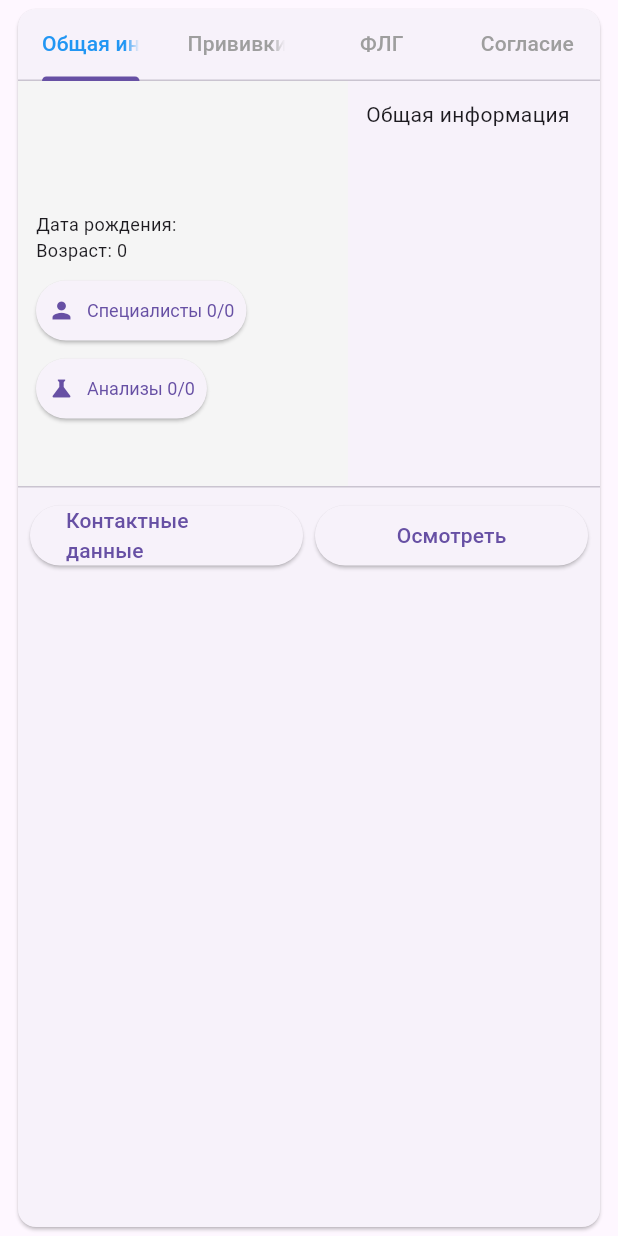
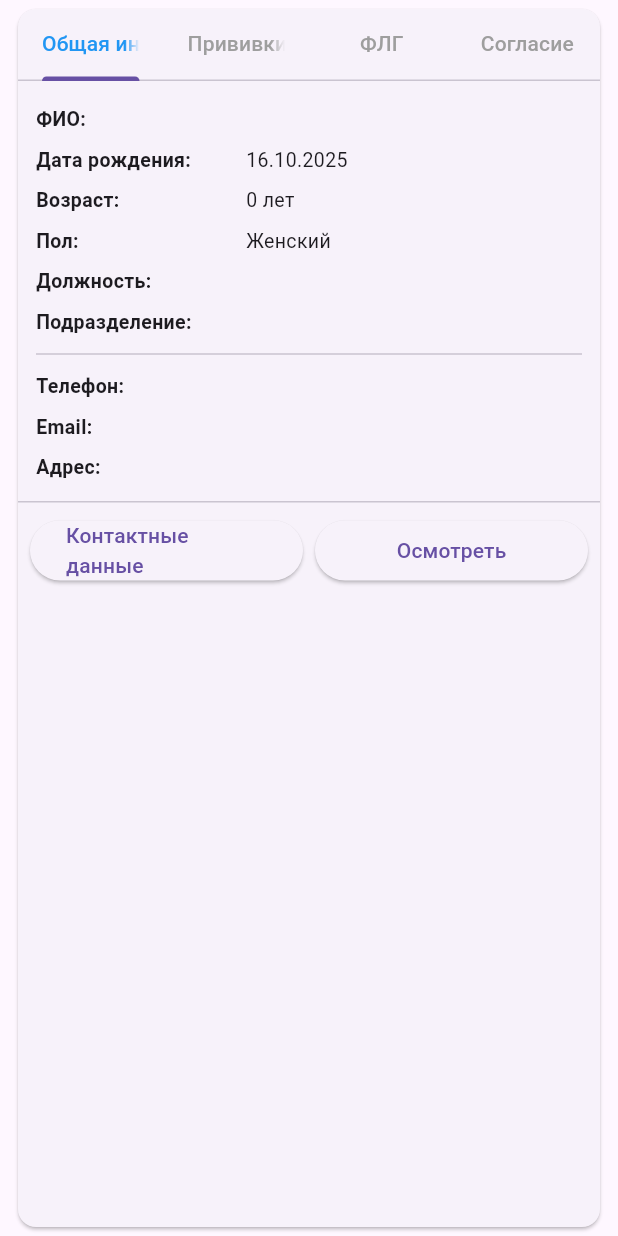
Before and after one commit to bushhiro/CompanyMedicineApp, a Flutter app: the CustomPatientCard widget shown alone on an empty page, opened directly with empty values, on a phone screen of 412 x 824 dp. Run offline on Flutter 3.47's test engine with Material 3 defaults, Android fonts, the phone set to English and light mode, and no system bars; our stand-ins replace shared_preferences, sqflite; accounts and stored records are empty; network calls fail.

Commit message:
parsed data to patient card. Need to rebuild card design

```diff
--- a/lib/presentation/screens/patient_group_screen.dart
+++ b/lib/presentation/screens/patient_group_screen.dart
@@ -128,7 +128,7 @@ class _PatientGroupsScreenState extends State<PatientGroupsScreen> {
                                     MaterialPageRoute(
                                       builder: (_) => PatientsListScreen(
                                         listTitle: group.code,
-                                        organizationName: group.organizationTitle,
+                                        organizationName: group.organizationTitle, groupId: group.id,
                                       ),
                                     ),
                                   );
--- a/lib/widgets/custom_patient_card.dart
+++ b/lib/widgets/custom_patient_card.dart
@@ -1,35 +1,18 @@
 import 'package:flutter/material.dart';
+import '../../data/models/patient.dart';
 
 /// Карточка одного пациента внутри списка группы.
-/// Адаптирована для экрана PatientsListScreen.
+/// Отображает вкладки: Общая информация, Прививки, ФЛГ, Согласие.
 class CustomPatientCard extends StatefulWidget {
-  final String fullName;
-  final String position;
-  final String workplace;
-  final String birthDate;
-  final int age;
-  final int specialistsDone;
-  final int specialistsTotal;
-  final int testsDone;
-  final int testsTotal;
+  final PatientResponse patient;
   final VoidCallback onContact;
   final VoidCallback onExamine;
-  final List<Map<String, dynamic>> specialists;
 
   const CustomPatientCard({
     super.key,
-    required this.fullName,
-    required this.position,
-    required this.workplace,
-    required this.birthDate,
-    required this.age,
-    required this.specialistsDone,
-    required this.specialistsTotal,
-    required this.testsDone,
-    required this.testsTotal,
+    required this.patient,
     required this.onContact,
     required this.onExamine,
-    required this.specialists,
   });
 
   @override
@@ -37,98 +20,10 @@ class CustomPatientCard extends StatefulWidget {
 }
 
 class _CustomPatientCardState extends State<CustomPatientCard> {
-  final GlobalKey _specialistsButtonKey = GlobalKey();
-  OverlayEntry? _overlayEntry;
-  bool _showSpecialistsPanel = false;
-
-  void _toggleSpecialistsPanel() {
-    if (_showSpecialistsPanel) {
-      _removeOverlay();
-    } else {
-      _showOverlay();
-    }
-  }
-
-  void _showOverlay() {
-    final renderBox =
-    _specialistsButtonKey.currentContext?.findRenderObject() as RenderBox?;
-    if (renderBox == null) return;
-
-    final offset = renderBox.localToGlobal(Offset.zero);
-    final size = renderBox.size;
-
-    _overlayEntry = OverlayEntry(
-      builder: (context) => GestureDetector(
-        behavior: HitTestBehavior.translucent,
-        onTap: _removeOverlay,
-        child: Stack(
-          children: [
-            Positioned(
-              left: offset.dx,
-              top: offset.dy + size.height,
-              width: 400,
-              child: Material(
-                elevation: 6,
-                borderRadius: BorderRadius.circular(8),
-                child: Container(
-                  padding: const EdgeInsets.all(12),
-                  decoration: BoxDecoration(
-                    color: Colors.white,
-                    borderRadius: BorderRadius.circular(8),
-                  ),
-                  child: Column(
-                    mainAxisSize: MainAxisSize.min,
-                    children: widget.specialists
-                        .map(
-                          (s) => Padding(
-                        padding:
-                        const EdgeInsets.symmetric(vertical: 3.0),
-                        child: Row(
-                          mainAxisAlignment:
-                          MainAxisAlignment.spaceBetween,
-                          children: [
-                            Expanded(
-                              child: Text(
-                                s["title"],
-                                style: const TextStyle(fontSize: 12),
-                              ),
-                            ),
-                            Text(
-                              s["status"] ? "Пройдено" : "Не пройдено",
-                              style: TextStyle(
-                                color: s["status"]
-                                    ? Colors.green
-                                    : Colors.red,
-                                fontWeight: FontWeight.bold,
-                              ),
-                            ),
-                          ],
-                        ),
-                      ),
-                    )
-                        .toList(),
-                  ),
-                ),
-              ),
-            ),
-          ],
-        ),
-      ),
-    );
-
-    Overlay.of(context).insert(_overlayEntry!);
-    _showSpecialistsPanel = true;
-  }
-
-  void _removeOverlay() {
-    _overlayEntry?.remove();
-    _overlayEntry = null;
-    _showSpecialistsPanel = false;
-    setState(() {});
-  }
-
   @override
   Widget build(BuildContext context) {
+    final p = widget.patient;
+
     return Card(
       margin: const EdgeInsets.symmetric(horizontal: 12, vertical: 6),
       shape: RoundedRectangleBorder(borderRadius: BorderRadius.circular(12)),
@@ -149,13 +44,13 @@ class _CustomPatientCardState extends State<CustomPatientCard> {
               ],
             ),
             SizedBox(
-              height: 270,
+              height: 280,
               child: TabBarView(
                 children: [
-                  _buildTabContent(showVaccinationButton: false, title: "Общая информация"),
-                  _buildTabContent(showVaccinationButton: true, title: "Прививки пациента"),
-                  _buildTabContent(showVaccinationButton: false, title: "Флюорография"),
-                  _buildTabContent(showVaccinationButton: false, title: "Информированное согласие"),
+                  _buildGeneralInfoTab(p),
+                  _buildVaccinesTab(p),
+                  _buildFlgTab(p),
+                  _buildConsentTab(p),
                 ],
               ),
             ),
@@ -186,70 +81,109 @@ class _CustomPatientCardState extends State<CustomPatientCard> {
     );
   }
 
-  Widget _buildTabContent({required String title, bool showVaccinationButton = false}) {
-    return Row(
-      crossAxisAlignment: CrossAxisAlignment.start,
+  // ======== ВКЛАДКА: ОБЩАЯ ИНФОРМАЦИЯ ========
+  Widget _buildGeneralInfoTab(PatientResponse p) {
+    return ListView(
+      padding: const EdgeInsets.all(12),
       children: [
-        // Левая панель: краткая инфо о пациенте
-        Container(
-          width: 220,
+        _infoRow("ФИО", p.fullName),
+        _infoRow(
+          "Дата рождения",
+          "${p.birthDate.day.toString().padLeft(2, '0')}.${p.birthDate.month.toString().padLeft(2, '0')}.${p.birthDate.year}",
+        ),
+        _infoRow("Возраст", "${p.age} лет"),
+        _infoRow("Пол", p.isMale ? "Мужской" : "Женский"),
+        _infoRow("Должность", p.position),
+        _infoRow("Подразделение", p.division),
+        const Divider(),
+        _infoRow("Телефон", p.contactInfo.phone),
+        _infoRow("Email", p.contactInfo.email),
+        _infoRow("Адрес", p.contactInfo.address),
+      ],
+    );
+  }
+
+  // ======== ВКЛАДКА: ПРИВИВКИ ========
+  Widget _buildVaccinesTab(PatientResponse p) {
+    if (p.vaccines == null || p.vaccines!.isEmpty) {
+      return const Center(child: Text("Нет данных о прививках"));
+    }
+
+    return ListView.builder(
       padding: const EdgeInsets.all(12),
-          color: Colors.grey.shade100,
+      itemCount: p.vaccines!.length,
+      itemBuilder: (context, index) {
+        final v = p.vaccines![index];
+        return ListTile(
+          leading: const Icon(Icons.vaccines, color: Colors.blue),
+          title: Text(v.title),
+          subtitle: Text(
+            "Дата: ${v.date.day.toString().padLeft(2, '0')}.${v.date.month.toString().padLeft(2, '0')}.${v.date.year}",
+          ),
+        );
+      },
+    );
+  }
+
+  // ======== ВКЛАДКА: ФЛГ ========
+  Widget _buildFlgTab(PatientResponse p) {
+    if (p.flg == null) {
+      return const Center(child: Text("Нет данных о ФЛГ"));
+    }
+
+    final flg = p.flg!;
+    return Padding(
+      padding: const EdgeInsets.all(12),
       child: Column(
         crossAxisAlignment: CrossAxisAlignment.start,
         children: [
-              Text(widget.fullName,
+          _infoRow("Номер", flg.number),
+          _infoRow("Результат", flg.result),
+          _infoRow("Организация", flg.organization),
+          _infoRow("Выполнено", flg.isCompleted ? "Да" : "Нет"),
+        ],
+      ),
+    );
+  }
+
+  // ======== ВКЛАДКА: СОГЛАСИЕ ========
+  Widget _buildConsentTab(PatientResponse p) {
+    return const Center(
+      child: Text(
+        "Информированное согласие пациента пока не загружено.",
+        style: TextStyle(fontSize: 13, color: Colors.grey),
+        textAlign: TextAlign.center,
+      ),
+    );
+  }
+
+  // ======== УТИЛИТА ДЛЯ ВЫВОДА ПОЛЕЙ ========
+  Widget _infoRow(String label, String value) {
+    return Padding(
+      padding: const EdgeInsets.symmetric(vertical: 4),
+      child: Row(
+        crossAxisAlignment: CrossAxisAlignment.start,
+        children: [
+          SizedBox(
+            width: 140,
+            child: Text(
+              "$label:",
               style: const TextStyle(
-                      fontSize: 16, fontWeight: FontWeight.bold),
-                  softWrap: true),
-              const SizedBox(height: 4),
-              Text(widget.position,
-                  style: const TextStyle(fontSize: 14), softWrap: true),
-              const SizedBox(height: 4),
-              Text(widget.workplace,
-                  style:
-                  const TextStyle(fontSize: 12, color: Colors.grey)),
-              const SizedBox(height: 6),
-              Text("Дата рождения: ${widget.birthDate}",
-                  style: const TextStyle(fontSize: 12)),
-              Text("Возраст: ${widget.age}",
-                  style: const TextStyle(fontSize: 12)),
-              const SizedBox(height: 8),
-              ElevatedButton.icon(
-                key: _specialistsButtonKey,
-                onPressed: _toggleSpecialistsPanel,
-                icon: const Icon(Icons.person, size: 18),
-                label: Text(
-                    "Специалисты ${widget.specialistsDone}/${widget.specialistsTotal}"),
-                style: ElevatedButton.styleFrom(
-                  padding:
-                  const EdgeInsets.symmetric(horizontal: 8, vertical: 6),
-                  textStyle: const TextStyle(fontSize: 12),
+                fontWeight: FontWeight.bold,
+                fontSize: 13,
               ),
             ),
-              const SizedBox(height: 4),
-              ElevatedButton.icon(
-                onPressed: () {},
-                icon: const Icon(Icons.science, size: 18),
-                label: Text(
-                    "Анализы ${widget.testsDone}/${widget.testsTotal}"),
-                style: ElevatedButton.styleFrom(
-                  padding:
-                  const EdgeInsets.symmetric(horizontal: 8, vertical: 6),
-                  textStyle: const TextStyle(fontSize: 12),
+          ),
+          Expanded(
+            child: Text(
+              value,
+              style: const TextStyle(fontSize: 13),
+              softWrap: true,
+              overflow: TextOverflow.visible,
             ),
           ),
         ],
       ),
-        ),
-        // Правая часть: контент вкладки
-        Expanded(
-          child: SingleChildScrollView(
-            padding: const EdgeInsets.all(12),
-            child: Text(title, style: const TextStyle(fontSize: 14)),
-          ),
-        ),
-      ],
     );
   }
 }
```
Also changed, not shown: lib/presentation/patients_list_screen.dart (+98 -50 lines). Lines whose indentation alone changed are shown as unchanged.
